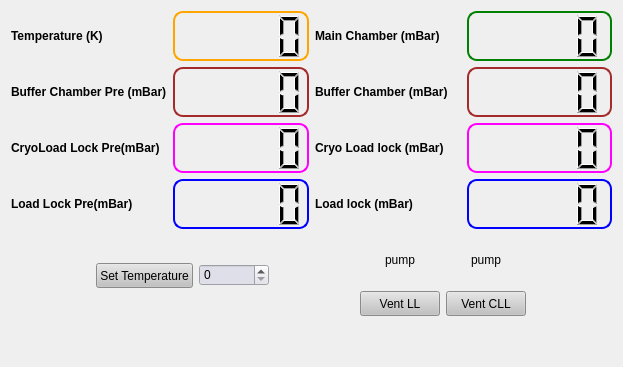
Old version of the form pyccapt/files/PyQt6_UI/gui_pumps_vacuum.ui in the repository mmonajem/pyoxcart.
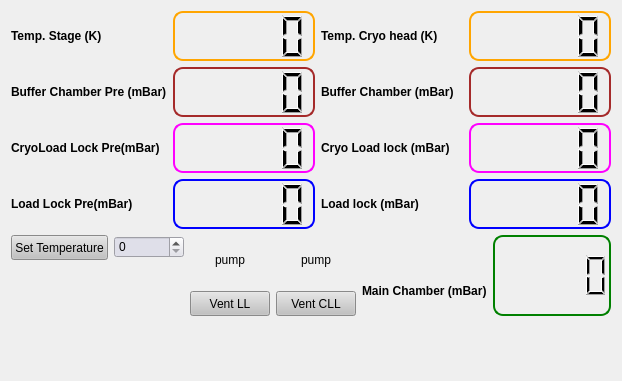
New version of the form.

The edit to the form file:
```diff
--- a/pyccapt/files/PyQt6_UI/gui_pumps_vacuum.ui
+++ b/pyccapt/files/PyQt6_UI/gui_pumps_vacuum.ui
@@ -6,17 +6,17 @@
             <rect>
                 <x>0</x>
                 <y>0</y>
-                <width>623</width>
-                <height>367</height>
+                <width>620</width>
+                <height>381</height>
             </rect>
         </property>
         <property name="windowTitle">
             <string>Form</string>
         </property>
-        <layout class="QGridLayout" name="gridLayout_6">
+        <layout class="QGridLayout" name="gridLayout_4">
             <item row="0" column="0">
-                <layout class="QGridLayout" name="gridLayout_5">
-                    <item row="0" column="0">
+                <layout class="QGridLayout" name="gridLayout_2">
+                    <item row="0" column="0" colspan="5">
                         <layout class="QGridLayout" name="gridLayout">
                             <item row="0" column="0">
                                 <widget class="QLabel" name="label_215">
@@ -26,7 +26,7 @@
                                         </font>
                                     </property>
                                     <property name="text">
-                                        <string>Temperature (K)</string>
+                                        <string>Temp. Stage (K)</string>
                                     </property>
                                 </widget>
                             </item>
@@ -54,6 +54,42 @@
                                     </property>
                                 </widget>
                             </item>
+                            <item row="0" column="2">
+                                <widget class="QLabel" name="label_218">
+                                    <property name="font">
+                                        <font>
+                                            <bold>true</bold>
+                                        </font>
+                                    </property>
+                                    <property name="text">
+                                        <string>Temp. Cryo head (K)</string>
+                                    </property>
+                                </widget>
+                            </item>
+                            <item row="0" column="3">
+                                <widget class="QLCDNumber" name="temp_cryo_head">
+                                    <property name="sizePolicy">
+                                        <sizepolicy hsizetype="Preferred" vsizetype="Preferred">
+                                            <horstretch>0</horstretch>
+                                            <verstretch>0</verstretch>
+                                        </sizepolicy>
+                                    </property>
+                                    <property name="minimumSize">
+                                        <size>
+                                            <width>100</width>
+                                            <height>50</height>
+                                        </size>
+                                    </property>
+                                    <property name="styleSheet">
+                                        <string notr="true">QLCDNumber{
+                                            border: 2px solid orange;
+                                                            border-radius: 10px;
+                                                            padding: 0 8px;
+                                                            }
+                                        </string>
+                                    </property>
+                                </widget>
+                            </item>
                             <item row="1" column="0">
                                 <widget class="QLabel" name="label_214">
                                     <property name="font">
@@ -95,124 +131,7 @@
                                     </property>
                                 </widget>
                             </item>
-                            <item row="2" column="0">
-                                <widget class="QLabel" name="label_217">
-                                    <property name="font">
-                                        <font>
-                                            <bold>true</bold>
-                                        </font>
-                                    </property>
-                                    <property name="text">
-                                        <string>CryoLoad Lock Pre(mBar)</string>
-                                    </property>
-                                </widget>
-                            </item>
-                            <item row="2" column="1">
-                                <widget class="QLCDNumber" name="vacuum_cryo_load_lock_back">
-                                    <property name="sizePolicy">
-                                        <sizepolicy hsizetype="Preferred" vsizetype="Preferred">
-                                            <horstretch>0</horstretch>
-                                            <verstretch>0</verstretch>
-                                        </sizepolicy>
-                                    </property>
-                                    <property name="minimumSize">
-                                        <size>
-                                            <width>100</width>
-                                            <height>50</height>
-                                        </size>
-                                    </property>
-                                    <property name="styleSheet">
-                                        <string notr="true">QLCDNumber{
-                                                            border: 2px solid magenta;
-                                                            border-radius: 10px;
-                                                            padding: 0 8px;
-                                                            }
-                                                        </string>
-                                    </property>
-                                </widget>
-                            </item>
-                            <item row="3" column="0">
-                                <widget class="QLabel" name="label_213">
-                                    <property name="font">
-                                        <font>
-                                            <bold>true</bold>
-                                        </font>
-                                    </property>
-                                    <property name="text">
-                                        <string>Load Lock Pre(mBar)</string>
-                                    </property>
-                                </widget>
-                            </item>
-                            <item row="3" column="1">
-                                <widget class="QLCDNumber" name="vacuum_load_lock_back">
-                                    <property name="sizePolicy">
-                                        <sizepolicy hsizetype="Preferred" vsizetype="Preferred">
-                                            <horstretch>0</horstretch>
-                                            <verstretch>0</verstretch>
-                                        </sizepolicy>
-                                    </property>
-                                    <property name="minimumSize">
-                                        <size>
-                                            <width>100</width>
-                                            <height>50</height>
-                                        </size>
-                                    </property>
-                                    <property name="styleSheet">
-                                        <string notr="true">QLCDNumber{
-                                                            border: 2px solid blue;
-                                                            border-radius: 10px;
-                                                            padding: 0 8px;
-                                                            }
-                                        </string>
-                                    </property>
-                                </widget>
-                            </item>
-                        </layout>
-                    </item>
-                    <item row="0" column="1">
-                        <layout class="QGridLayout" name="gridLayout_2">
-                            <item row="0" column="0">
-                                <widget class="QLabel" name="label_212">
-                                    <property name="font">
-                                        <font>
-                                            <bold>true</bold>
-                                        </font>
-                                    </property>
-                                    <property name="text">
-                                        <string>Main Chamber (mBar)</string>
-                                    </property>
-                                </widget>
-                            </item>
-                            <item row="0" column="1">
-                                <widget class="QLCDNumber" name="vacuum_main">
-                                    <property name="sizePolicy">
-                                        <sizepolicy hsizetype="Preferred" vsizetype="Preferred">
-                                            <horstretch>0</horstretch>
-                                            <verstretch>0</verstretch>
-                                        </sizepolicy>
-                                    </property>
-                                    <property name="minimumSize">
-                                        <size>
-                                            <width>100</width>
-                                            <height>50</height>
-                                        </size>
-                                    </property>
-                                    <property name="font">
-                                        <font>
-                                            <pointsize>9</pointsize>
-                                        </font>
-                                    </property>
-                                    <property name="styleSheet">
-                                        <string notr="true">QLCDNumber{
-                                            border: 2px solid green;
-                                            border-radius: 10px;
-                                            padding: 0 8px;
-                                            }
-                                        </string>
-                                    </property>
-                                </widget>
-                            </item>
-                            <item row="1" column="0">
+                            <item row="1" column="2">
                                 <widget class="QLabel" name="label_211">
                                     <property name="font">
                                         <font>
@@ -224,7 +143,7 @@
                                     </property>
                                 </widget>
                             </item>
-                            <item row="1" column="1">
+                            <item row="1" column="3">
                                 <widget class="QLCDNumber" name="vacuum_buffer">
                                     <property name="sizePolicy">
                                         <sizepolicy hsizetype="Preferred" vsizetype="Preferred">
@@ -254,6 +173,42 @@
                                 </widget>
                             </item>
                             <item row="2" column="0">
+                                <widget class="QLabel" name="label_217">
+                                    <property name="font">
+                                        <font>
+                                            <bold>true</bold>
+                                        </font>
+                                    </property>
+                                    <property name="text">
+                                        <string>CryoLoad Lock Pre(mBar)</string>
+                                    </property>
+                                </widget>
+                            </item>
+                            <item row="2" column="1">
+                                <widget class="QLCDNumber" name="vacuum_cryo_load_lock_back">
+                                    <property name="sizePolicy">
+                                        <sizepolicy hsizetype="Preferred" vsizetype="Preferred">
+                                            <horstretch>0</horstretch>
+                                            <verstretch>0</verstretch>
+                                        </sizepolicy>
+                                    </property>
+                                    <property name="minimumSize">
+                                        <size>
+                                            <width>100</width>
+                                            <height>50</height>
+                                        </size>
+                                    </property>
+                                    <property name="styleSheet">
+                                        <string notr="true">QLCDNumber{
+                                            border: 2px solid magenta;
+                                            border-radius: 10px;
+                                            padding: 0 8px;
+                                            }
+                                        </string>
+                                    </property>
+                                </widget>
+                            </item>
+                            <item row="2" column="2">
                                 <widget class="QLabel" name="label_216">
                                     <property name="font">
                                         <font>
@@ -265,7 +220,7 @@
                                     </property>
                                 </widget>
                             </item>
-                            <item row="2" column="1">
+                            <item row="2" column="3">
                                 <widget class="QLCDNumber" name="vacuum_cryo_load_lock">
                                     <property name="sizePolicy">
                                         <sizepolicy hsizetype="Preferred" vsizetype="Preferred">
@@ -290,6 +245,42 @@
                                 </widget>
                             </item>
                             <item row="3" column="0">
+                                <widget class="QLabel" name="label_213">
+                                    <property name="font">
+                                        <font>
+                                            <bold>true</bold>
+                                        </font>
+                                    </property>
+                                    <property name="text">
+                                        <string>Load Lock Pre(mBar)</string>
+                                    </property>
+                                </widget>
+                            </item>
+                            <item row="3" column="1">
+                                <widget class="QLCDNumber" name="vacuum_load_lock_back">
+                                    <property name="sizePolicy">
+                                        <sizepolicy hsizetype="Preferred" vsizetype="Preferred">
+                                            <horstretch>0</horstretch>
+                                            <verstretch>0</verstretch>
+                                        </sizepolicy>
+                                    </property>
+                                    <property name="minimumSize">
+                                        <size>
+                                            <width>100</width>
+                                            <height>50</height>
+                                        </size>
+                                    </property>
+                                    <property name="styleSheet">
+                                        <string notr="true">QLCDNumber{
+                                            border: 2px solid blue;
+                                            border-radius: 10px;
+                                            padding: 0 8px;
+                                            }
+                                        </string>
+                                    </property>
+                                </widget>
+                            </item>
+                            <item row="3" column="2">
                                 <widget class="QLabel" name="label_210">
                                     <property name="font">
                                         <font>
@@ -301,7 +292,7 @@
                                     </property>
                                 </widget>
                             </item>
-                            <item row="3" column="1">
+                            <item row="3" column="3">
                                 <widget class="QLCDNumber" name="vacuum_load_lock">
                                     <property name="sizePolicy">
                                         <sizepolicy hsizetype="Preferred" vsizetype="Preferred">
@@ -327,11 +318,7 @@
                             </item>
                         </layout>
                     </item>
-                    <item row="1" column="0" colspan="2">
-                        <layout class="QGridLayout" name="gridLayout_4">
-                            <item row="0" column="0">
-                                <layout class="QHBoxLayout" name="horizontalLayout_3">
-                                    <item>
+                    <item row="1" column="0">
                                         <widget class="QPushButton" name="set_temperature">
                                             <property name="sizePolicy">
                                                 <sizepolicy hsizetype="Fixed" vsizetype="Fixed">
@@ -356,7 +343,7 @@
                                             </property>
                                         </widget>
                                     </item>
-                                    <item>
+                    <item row="1" column="1">
                                         <widget class="QSpinBox" name="target_tempreature">
                                             <property name="maximumSize">
                                                 <size>
@@ -372,9 +359,7 @@
                                             </property>
                                         </widget>
                                     </item>
-                                </layout>
-                            </item>
-                            <item row="0" column="1">
+                    <item row="1" column="2" rowspan="2">
                                 <layout class="QGridLayout" name="gridLayout_3">
                                     <item row="0" column="0" alignment="Qt::AlignHCenter">
                                         <widget class="QLabel" name="led_pump_load_lock">
@@ -472,9 +457,48 @@
                                     </item>
                                 </layout>
                             </item>
-                        </layout>
+                    <item row="1" column="4" rowspan="2">
+                        <widget class="QLCDNumber" name="vacuum_main">
+                            <property name="sizePolicy">
+                                <sizepolicy hsizetype="Preferred" vsizetype="Preferred">
+                                    <horstretch>0</horstretch>
+                                    <verstretch>0</verstretch>
+                                </sizepolicy>
+                            </property>
+                            <property name="minimumSize">
+                                <size>
+                                    <width>100</width>
+                                    <height>50</height>
+                                </size>
+                            </property>
+                            <property name="font">
+                                <font>
+                                    <pointsize>9</pointsize>
+                                </font>
+                            </property>
+                            <property name="styleSheet">
+                                <string notr="true">QLCDNumber{
+                                    border: 2px solid green;
+                                    border-radius: 10px;
+                                    padding: 0 8px;
+                                    }
+                                </string>
+                            </property>
+                        </widget>
                     </item>
-                    <item row="2" column="0" colspan="2">
+                    <item row="2" column="3">
+                        <widget class="QLabel" name="label_212">
+                            <property name="font">
+                                <font>
+                                    <bold>true</bold>
+                                </font>
+                            </property>
+                            <property name="text">
+                                <string>Main Chamber (mBar)</string>
+                            </property>
+                        </widget>
+                    </item>
+                    <item row="3" column="0" colspan="5">
                         <widget class="QLabel" name="Error">
                             <property name="minimumSize">
                                 <size>
```
Left out of the diff: 10 changed lines with no effect on the pictures. Lines whose indentation alone changed are shown as unchanged.
